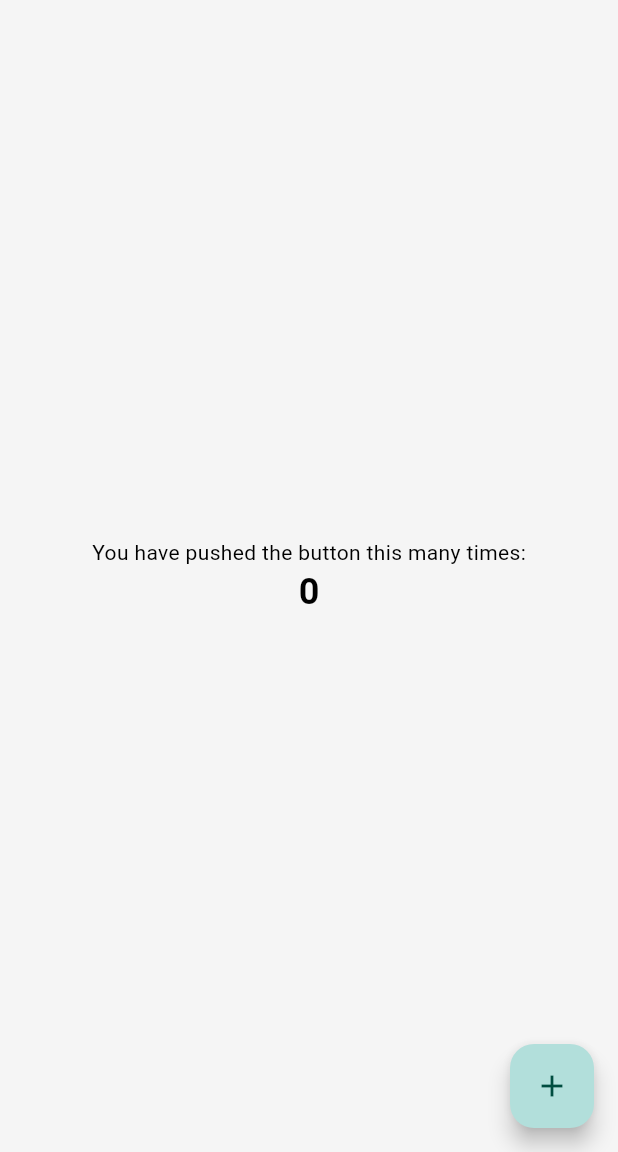
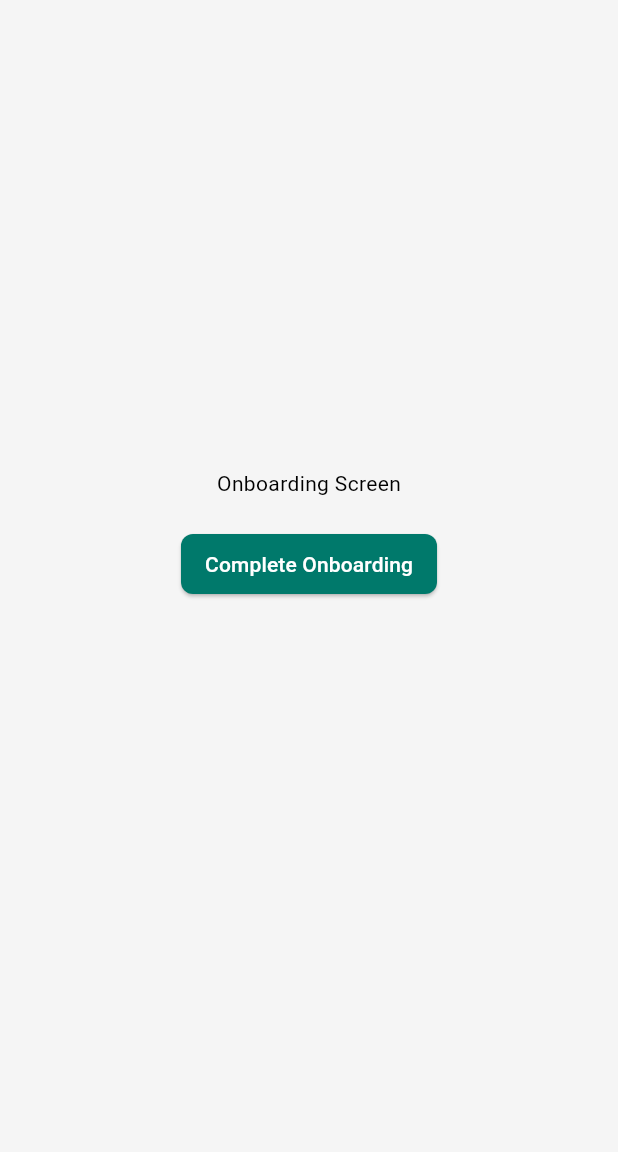
Before and after one commit to Sedocan87/LedgerZero, a Flutter app: the screen it shows after launch, on a phone screen of 412 x 824 dp, the part 84-1236 px from its top. Run offline on Flutter 3.47's test engine with Material 3 defaults, Android fonts, the phone set to English and light mode, and no system bars; our stand-ins replace drift, flutter_riverpod, go_router, shared_preferences; accounts and stored records are empty; generated files the repository leaves out were written again.

Commit message:
feat: setup navigation and routing with go_router
- Implemented go_router configuration with StatefulShellRoute for persistent bottom navigation.
- Created placeholder screens for Home, Budget, Accounts, Transactions, Onboarding, and Login.
- Implemented ScaffoldWithNavBar with localized labels and icons.
- Added deep link configuration for Android and iOS (ledgerzero://).
- Implemented route guards for authentication and onboarding flow.
- Added widget tests for navigation flow and redirection logic.
- Updated main app to use MaterialApp.router.
- Added AppLocalizations keys for navigation items.

```diff
--- a/lib/app/app.dart
+++ b/lib/app/app.dart
@@ -3,7 +3,8 @@ import 'package:flutter_riverpod/flutter_riverpod.dart';
 import 'package:ledger_zero/app/theme.dart';
 import 'package:ledger_zero/core/config/app_config.dart';
 import 'package:ledger_zero/presentation/providers/theme_provider.dart';
-import 'package:ledger_zero/presentation/screens/home_screen.dart';
+import 'package:ledger_zero/presentation/router/app_router.dart';
+import 'package:ledger_zero/l10n/app_localizations.dart';
 
 class MyApp extends ConsumerWidget {
   const MyApp({super.key});
@@ -11,13 +12,16 @@ class MyApp extends ConsumerWidget {
   @override
   Widget build(BuildContext context, WidgetRef ref) {
     final themeMode = ref.watch(themeProvider);
+    final router = ref.watch(routerProvider);
 
-    return MaterialApp(
+    return MaterialApp.router(
       title: AppConfig.instance.appTitle,
       theme: AppTheme.lightTheme,
       darkTheme: AppTheme.darkTheme,
       themeMode: themeMode,
-      home: const MyHomePage(title: 'LedgerZero Home Page'),
+      routerConfig: router,
+      localizationsDelegates: AppLocalizations.localizationsDelegates,
+      supportedLocales: AppLocalizations.supportedLocales,
     );
   }
 }
--- a/lib/l10n/app_de.arb
+++ b/lib/l10n/app_de.arb
@@ -1,3 +1,6 @@
 {
-  "budget": "Budget"
+  "budget": "Budget",
+  "home": "Startseite",
+  "accounts": "Konten",
+  "transactions": "Transaktionen"
 }
--- a/lib/l10n/app_localizations.dart
+++ b/lib/l10n/app_localizations.dart
@@ -103,6 +103,24 @@ abstract class AppLocalizations {
   /// In en, this message translates to:
   /// **'Budget'**
   String get budget;
+
+  /// The home tab label
+  ///
+  /// In en, this message translates to:
+  /// **'Home'**
+  String get home;
+
+  /// The accounts tab label
+  ///
+  /// In en, this message translates to:
+  /// **'Accounts'**
+  String get accounts;
+
+  /// The transactions tab label
+  ///
+  /// In en, this message translates to:
+  /// **'Transactions'**
+  String get transactions;
 }
 
 class _AppLocalizationsDelegate
--- /dev/null
+++ b/lib/presentation/router/app_router.dart
@@ -0,0 +1,121 @@
+import 'package:flutter/material.dart';
+import 'package:flutter_riverpod/flutter_riverpod.dart';
+import 'package:go_router/go_router.dart';
+import 'package:ledger_zero/presentation/providers/auth_provider.dart';
+import 'package:ledger_zero/presentation/screens/accounts/accounts_screen.dart';
+import 'package:ledger_zero/presentation/screens/budget/budget_screen.dart';
+import 'package:ledger_zero/presentation/screens/home_screen.dart';
+import 'package:ledger_zero/presentation/screens/login_screen.dart';
+import 'package:ledger_zero/presentation/screens/onboarding_screen.dart';
+import 'package:ledger_zero/presentation/screens/transactions/transactions_screen.dart';
+import 'package:ledger_zero/presentation/widgets/scaffold_with_navbar.dart';
+
+final _rootNavigatorKey = GlobalKey<NavigatorState>();
+
+final routerProvider = Provider<GoRouter>((ref) {
+  final authState = ref.watch(authProvider);
+
+  return GoRouter(
+    navigatorKey: _rootNavigatorKey,
+    initialLocation: '/',
+    redirect: (context, state) {
+      final isOnboarded = authState.isOnboarded;
+      final isAuthenticated = authState.isAuthenticated;
+      final isGoingToOnboarding = state.matchedLocation == '/onboarding';
+      final isGoingToLogin = state.matchedLocation == '/login';
+
+      if (!isOnboarded) {
+        return isGoingToOnboarding ? null : '/onboarding';
+      }
+
+      if (!isAuthenticated) {
+        return isGoingToLogin ? null : '/login';
+      }
+
+      if (isGoingToOnboarding || isGoingToLogin) {
+        return '/';
+      }
+
+      return null;
+    },
+    routes: [
+      GoRoute(
+        path: '/onboarding',
+        name: 'onboarding',
+        builder: (context, state) => const OnboardingScreen(),
+      ),
+      GoRoute(
+        path: '/login',
+        name: 'login',
+        builder: (context, state) => const LoginScreen(),
+      ),
+      StatefulShellRoute.indexedStack(
+        builder: (context, state, navigationShell) {
+          return ScaffoldWithNavBar(navigationShell: navigationShell);
+        },
+        branches: [
+          StatefulShellBranch(
+            routes: [
+              GoRoute(
+                path: '/',
+                name: 'home',
+                pageBuilder: (context, state) => CustomTransitionPage(
+                  key: state.pageKey,
+                  child: const HomeScreen(),
+                  transitionsBuilder: (context, animation, secondaryAnimation, child) {
+                    return FadeTransition(opacity: animation, child: child);
+                  },
+                ),
+              ),
+            ],
+          ),
+          StatefulShellBranch(
+            routes: [
+              GoRoute(
+                path: '/budget',
+                name: 'budget',
+                pageBuilder: (context, state) => CustomTransitionPage(
+                  key: state.pageKey,
+                  child: const BudgetScreen(),
+                  transitionsBuilder: (context, animation, secondaryAnimation, child) {
+                    return FadeTransition(opacity: animation, child: child);
+                  },
+                ),
+              ),
+            ],
+          ),
+          StatefulShellBranch(
+            routes: [
+              GoRoute(
+                path: '/accounts',
+                name: 'accounts',
+                pageBuilder: (context, state) => CustomTransitionPage(
+                  key: state.pageKey,
+                  child: const AccountsScreen(),
+                  transitionsBuilder: (context, animation, secondaryAnimation, child) {
+                    return FadeTransition(opacity: animation, child: child);
+                  },
+                ),
+              ),
+            ],
+          ),
+          StatefulShellBranch(
+            routes: [
+              GoRoute(
+                path: '/transactions',
+                name: 'transactions',
+                pageBuilder: (context, state) => CustomTransitionPage(
+                  key: state.pageKey,
+                  child: const TransactionsScreen(),
+                  transitionsBuilder: (context, animation, secondaryAnimation, child) {
+                    return FadeTransition(opacity: animation, child: child);
+                  },
+                ),
+              ),
+            ],
+          ),
+        ],
+      ),
+    ],
+  );
+});
--- a/lib/presentation/screens/home_screen.dart
+++ b/lib/presentation/screens/home_screen.dart
@@ -1,46 +1,13 @@
 import 'package:flutter/material.dart';
 
-class MyHomePage extends StatefulWidget {
-  const MyHomePage({super.key, required this.title});
-
-  final String title;
-
-  @override
-  State<MyHomePage> createState() => _MyHomePageState();
-}
-
-class _MyHomePageState extends State<MyHomePage> {
-  int _counter = 0;
-
-  void _incrementCounter() {
-    setState(() {
-      _counter++;
-    });
-  }
+class HomeScreen extends StatelessWidget {
+  const HomeScreen({super.key});
 
   @override
   Widget build(BuildContext context) {
-    return Scaffold(
-      appBar: AppBar(
-        backgroundColor: Theme.of(context).colorScheme.inversePrimary,
-        title: Text(widget.title),
-      ),
+    return const Scaffold(
       body: Center(
-        child: Column(
-          mainAxisAlignment: MainAxisAlignment.center,
-          children: [
-            const Text('You have pushed the button this many times:'),
-            Text(
-              '$_counter',
-              style: Theme.of(context).textTheme.headlineMedium,
-            ),
-          ],
-        ),
-      ),
-      floatingActionButton: FloatingActionButton(
-        onPressed: _incrementCounter,
-        tooltip: 'Increment',
-        child: const Icon(Icons.add),
+        child: Text('Home Screen'),
       ),
     );
   }
--- /dev/null
+++ b/lib/presentation/screens/onboarding_screen.dart
@@ -0,0 +1,28 @@
+import 'package:flutter/material.dart';
+import 'package:flutter_riverpod/flutter_riverpod.dart';
+import 'package:ledger_zero/presentation/providers/auth_provider.dart';
+
+class OnboardingScreen extends ConsumerWidget {
+  const OnboardingScreen({super.key});
+
+  @override
+  Widget build(BuildContext context, WidgetRef ref) {
+    return Scaffold(
+      body: Center(
+        child: Column(
+          mainAxisAlignment: MainAxisAlignment.center,
+          children: [
+            const Text('Onboarding Screen'),
+            const SizedBox(height: 20),
+            ElevatedButton(
+              onPressed: () {
+                ref.read(authProvider.notifier).setOnboarded(true);
+              },
+              child: const Text('Complete Onboarding'),
+            ),
+          ],
+        ),
+      ),
+    );
+  }
+}
```
Also changed, not shown: lib/l10n/app_en.arb (+12 -0 lines), lib/l10n/app_localizations_de.dart (+9 -0 lines), lib/l10n/app_localizations_en.dart (+9 -0 lines), lib/presentation/providers/auth_provider.dart (added, +32 -0 lines), lib/presentation/screens/accounts/accounts_screen.dart (added, +14 -0 lines), lib/presentation/screens/budget/budget_screen.dart (added, +14 -0 lines), lib/presentation/screens/login_screen.dart (added, +28 -0 lines), lib/presentation/screens/transactions/transactions_screen.dart (added, +14 -0 lines), lib/presentation/widgets/scaffold_with_navbar.dart (added, +47 -0 lines), 3 other files.
